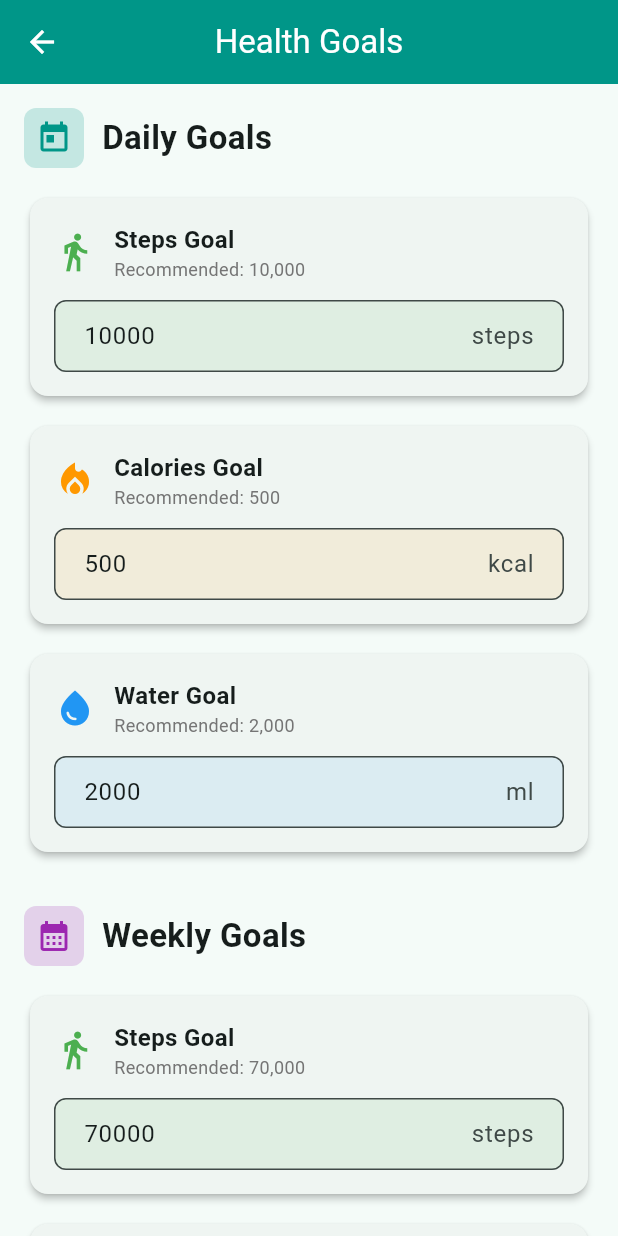
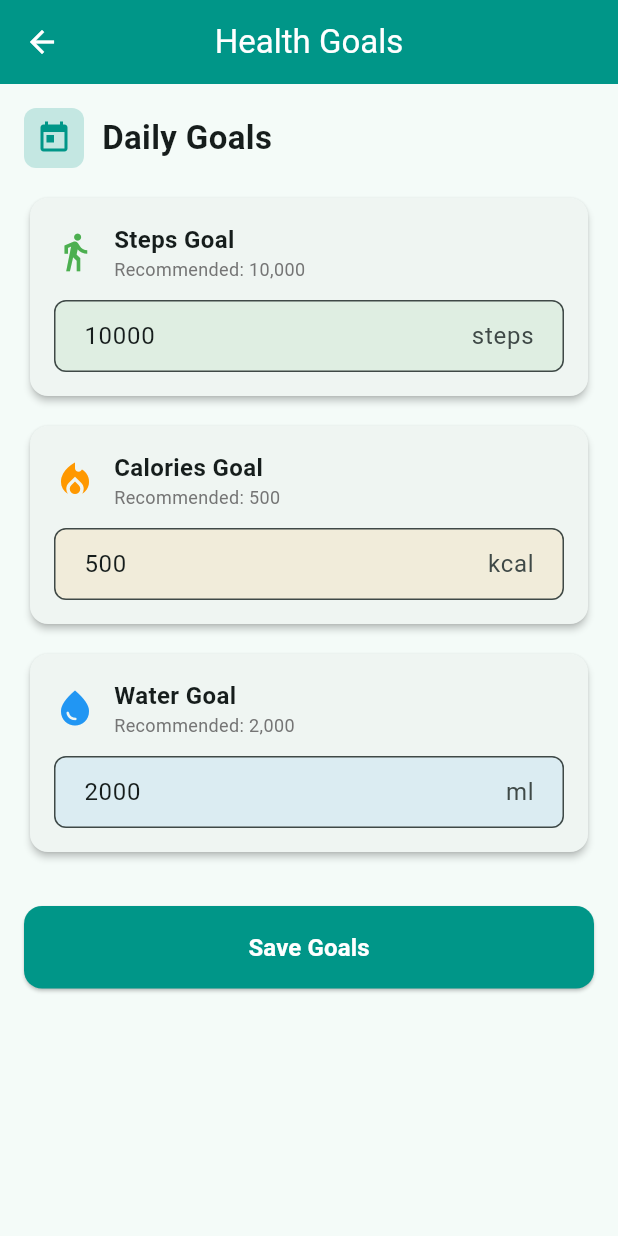
Before and after one commit to abdhakeem18/Personal-Health-Tracker-App, a Flutter app: the screen it shows after launch, after a tap on "Goals", on a phone screen of 412 x 824 dp. Run offline on Flutter 3.47's test engine with Material 3 defaults, Android fonts, the phone set to English and light mode, and no system bars; our stand-ins replace fl_chart, sqflite; accounts and stored records are empty.

Commit message:
Update dummy data dates, improve loading state handling, and comment out weekly goals section in GoalsScreen

```diff
--- a/lib/features/health_records/database/database_helper.dart
+++ b/lib/features/health_records/database/database_helper.dart
@@ -111,19 +111,19 @@ class DatabaseHelper {
   Future<void> _insertDummyData(Database db) async {
     var dummyRecords = [
       {
-        'date': '2025-11-28',
+        'date': '2025-11-29',
         'steps': 7823,
         'calories': 412,
         'water': 1800,
       },
       {
-        'date': '2025-11-29',
+        'date': '2025-11-30',
         'steps': 9456,
         'calories': 503,
         'water': 2150,
       },
       {
-        'date': '2025-12-03',
+        'date': '2025-12-04',
         'steps': 6234,
         'calories': 378,
         'water': 1600,
--- a/lib/features/health_records/screens/add_edit_record_screen.dart
+++ b/lib/features/health_records/screens/add_edit_record_screen.dart
@@ -230,7 +230,7 @@ class _AddEditRecordScreenState extends State<AddEditRecordScreen> {
                                       ),
                                       const SizedBox(height: 4),
                                       Text(
-                                        '🤖 Auto-calculated from steps',
+                                        'Auto-calculated from steps',
                                         style: TextStyle(
                                           fontSize: 12,
                                           color: Colors.grey.shade600,
--- a/lib/features/health_records/screens/dashboard_screen.dart
+++ b/lib/features/health_records/screens/dashboard_screen.dart
@@ -232,9 +232,14 @@ class _DashboardScreenState extends State<DashboardScreen>
               ],
             ),
             const SizedBox(height: 20),
-            Consumer2<GoalsProvider, HealthRecordProvider>(
-              builder: (context, goalsProvider, recordProvider, _) {
-                if (recordProvider.isLoading) {
+            Consumer<GoalsProvider>(
+              builder: (context, goalsProvider, _) {
+                return FutureBuilder<Map<String, int>>(
+                  future:
+                      Provider.of<HealthRecordProvider>(context, listen: false)
+                          .getTodayStats(),
+                  builder: (context, snapshot) {
+                    if (snapshot.connectionState == ConnectionState.waiting) {
                       return const Center(
                         child: Padding(
                           padding: EdgeInsets.all(20.0),
@@ -243,7 +248,8 @@ class _DashboardScreenState extends State<DashboardScreen>
                       );
                     }
 
-                final stats = recordProvider.getTodayStatsSync();
+                    final stats = snapshot.data ??
+                        {'steps': 0, 'calories': 0, 'water': 0};
                     final goals = goalsProvider.goals;
 
                     return Column(
@@ -290,6 +296,8 @@ class _DashboardScreenState extends State<DashboardScreen>
                               100,
                         ),
                       ],
+                    );
+                  },
                 );
               },
             ),
--- a/lib/features/health_records/screens/goals_screen.dart
+++ b/lib/features/health_records/screens/goals_screen.dart
@@ -105,36 +105,36 @@ class _GoalsScreenState extends State<GoalsScreen> {
                     recommendedValue: '2,000',
                   ),
                   const SizedBox(height: 32),
-                  _buildSectionHeader(
-                      'Weekly Goals', Icons.calendar_month, Colors.purple),
-                  const SizedBox(height: 16),
-                  _buildGoalCard(
-                    title: 'Steps Goal',
-                    icon: Icons.directions_walk,
-                    color: Colors.green,
-                    controller: _weeklyStepsController,
-                    suffix: 'steps',
-                    recommendedValue: '70,000',
-                  ),
-                  const SizedBox(height: 12),
-                  _buildGoalCard(
-                    title: 'Calories Goal',
-                    icon: Icons.local_fire_department,
-                    color: Colors.orange,
-                    controller: _weeklyCaloriesController,
-                    suffix: 'kcal',
-                    recommendedValue: '3,500',
-                  ),
-                  const SizedBox(height: 12),
-                  _buildGoalCard(
-                    title: 'Water Goal',
-                    icon: Icons.water_drop,
-                    color: Colors.blue,
-                    controller: _weeklyWaterController,
-                    suffix: 'ml',
-                    recommendedValue: '14,000',
-                  ),
-                  const SizedBox(height: 32),
+                  // _buildSectionHeader(
+                  //     'Weekly Goals', Icons.calendar_month, Colors.purple),
+                  // const SizedBox(height: 16),
+                  // _buildGoalCard(
+                  //   title: 'Steps Goal',
+                  //   icon: Icons.directions_walk,
+                  //   color: Colors.green,
+                  //   controller: _weeklyStepsController,
+                  //   suffix: 'steps',
+                  //   recommendedValue: '70,000',
+                  // ),
+                  // const SizedBox(height: 12),
+                  // _buildGoalCard(
+                  //   title: 'Calories Goal',
+                  //   icon: Icons.local_fire_department,
+                  //   color: Colors.orange,
+                  //   controller: _weeklyCaloriesController,
+                  //   suffix: 'kcal',
+                  //   recommendedValue: '3,500',
+                  // ),
+                  // const SizedBox(height: 12),
+                  // _buildGoalCard(
+                  //   title: 'Water Goal',
+                  //   icon: Icons.water_drop,
+                  //   color: Colors.blue,
+                  //   controller: _weeklyWaterController,
+                  //   suffix: 'ml',
+                  //   recommendedValue: '14,000',
+                  // ),
+                  // const SizedBox(height: 32),
                   SizedBox(
                     width: double.infinity,
                     child: ElevatedButton(
```
Lines whose indentation alone changed are shown as unchanged.
